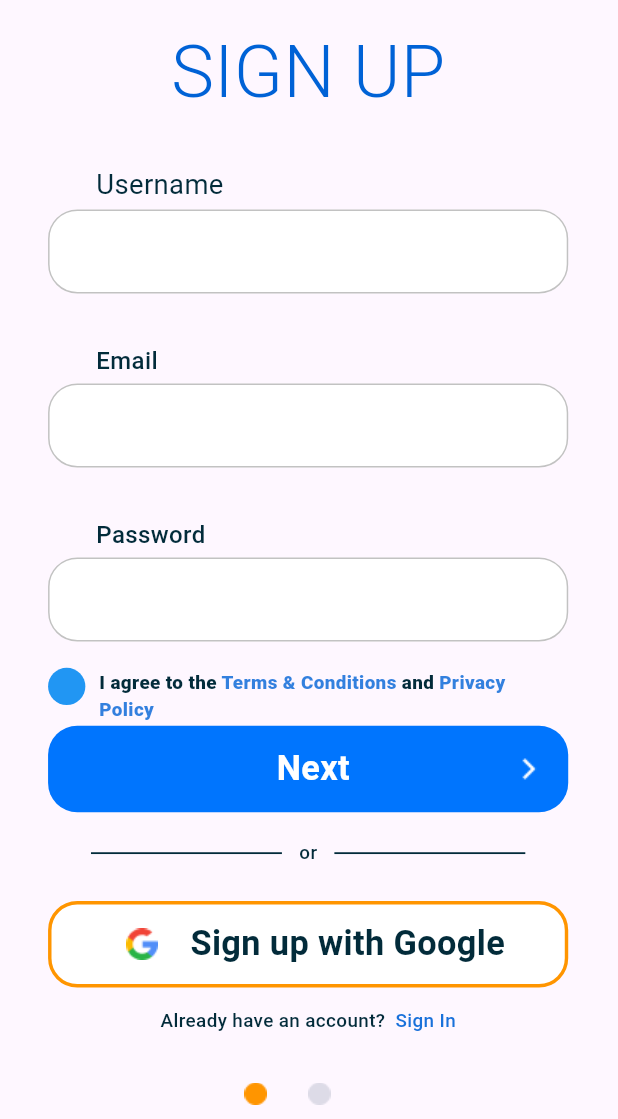
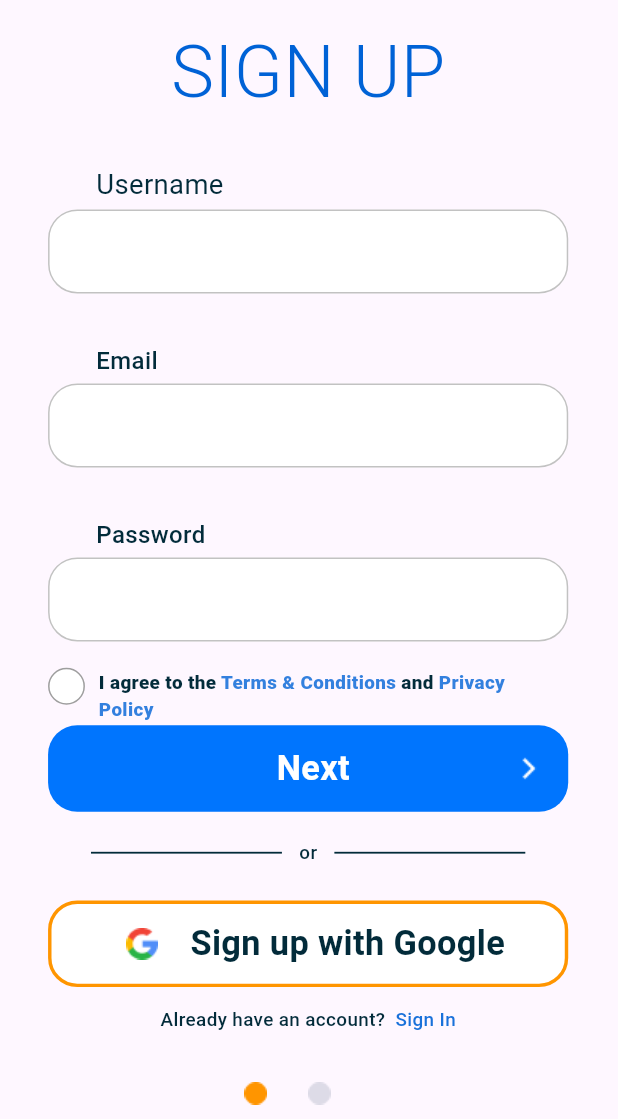
Before and after one commit to MonaAbdelaziz2024/Care_app_two, a Flutter app: the CustomSignupItems widget shown alone on an empty page, opened directly, on a phone screen of 412 x 824 dp, the part 117-1236 px from its top. Run offline on Flutter 3.47's test engine with Material 3 defaults, Android fonts, the phone set to English and light mode, and no system bars; our stand-ins replace curved_navigation_bar, flutter_screenutil, font_awesome_flutter; missing offline and left inert: datepicker_dropdown; Roboto replaces fonts that are missing (Ciaro).

Commit message:
edit checkbox.

```diff
--- a/lib/screens/widgets/custom_signup_items.dart
+++ b/lib/screens/widgets/custom_signup_items.dart
@@ -92,11 +92,12 @@ class _CustomSignupItemsState extends State<CustomSignupItems> {
                         },
                         child: Container(
                           decoration: BoxDecoration(
-                              // border: Border.all(color: Colors.grey),
+                               border: Border.all(color: Colors.grey),
                               shape: BoxShape.circle,
-                              color: Colors.blue),
+                              color: !value ? Colors.white : Colors.blue
+                              ),
                           child: Padding(
-                            padding: const EdgeInsets.all(3.0).r,
+                            padding: const EdgeInsets.all(2.0).r,
                             child: value
                                 ? Icon(
                                     Icons.check,
@@ -106,7 +107,7 @@ class _CustomSignupItemsState extends State<CustomSignupItems> {
                                 : Icon(
                                     Icons.check_box_outline_blank,
                                     size: 18.0,
-                                    color: Colors.blue,
+                                    color: Colors.white,
                                   ),
                           ),
                         ))
```
